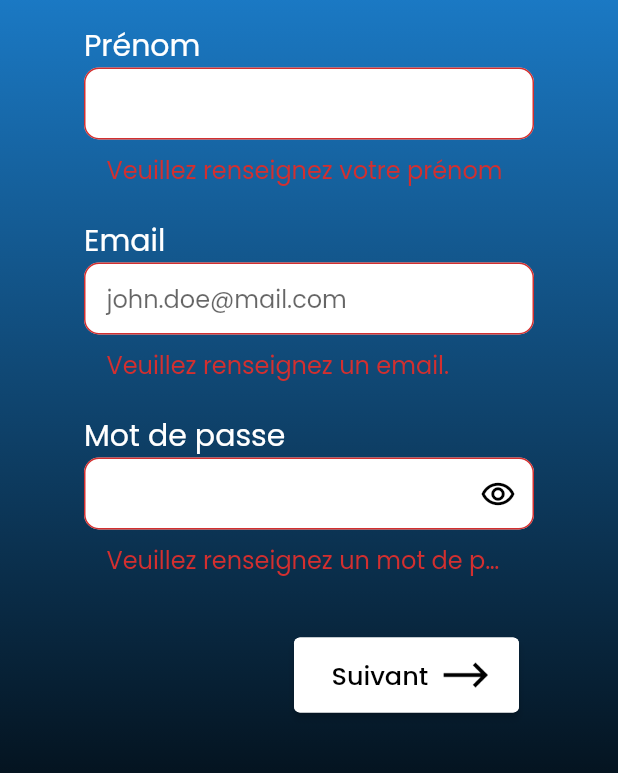
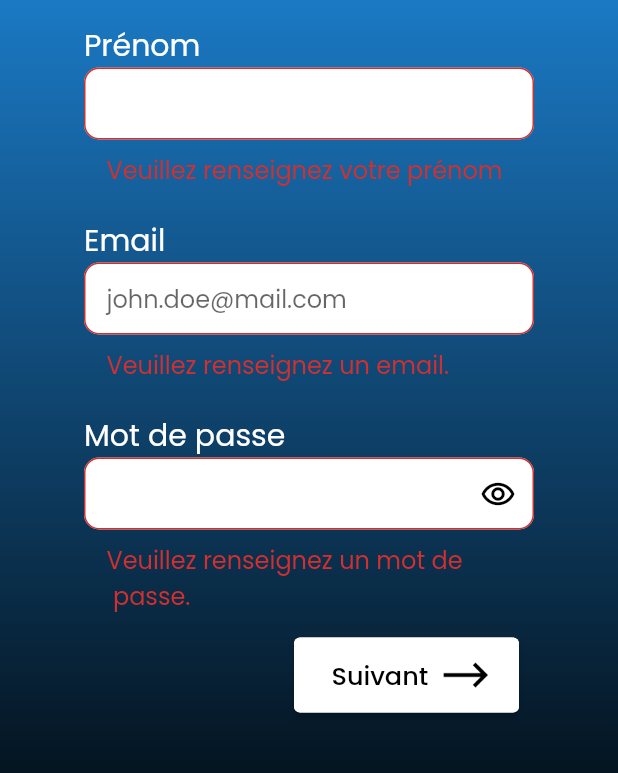
Before and after one commit to ugo-prenat/maating, a Flutter app: the RegisterPage screen opened by its route, after a tap on "Suivant", on a phone screen of 412 x 824 dp, the part 309-1082 px from its top. Run offline on Flutter 3.47's test engine with Material 2 defaults, Android fonts, the phone set to English and light mode, and no system bars; our stand-ins replace google_fonts, google_maps_flutter, image_picker, sliding_up_panel; missing offline and left inert: dart:ffi.

Commit message:
little fixes

```diff
--- a/frontend/lib/main.dart
+++ b/frontend/lib/main.dart
@@ -37,7 +37,7 @@ class MyApp extends StatelessWidget {
       theme: ThemeData(
           textTheme: GoogleFonts.poppinsTextTheme().copyWith(
               bodyText1: GoogleFonts.poppins(textStyle: textTheme.bodyText1))),
-      home: const HomePage(),
+      home: const RegisterPage2(),
     );
   }
 }
--- a/frontend/lib/pages/register_page.dart
+++ b/frontend/lib/pages/register_page.dart
@@ -72,6 +72,7 @@ class _RegisterPageState extends State<RegisterPage> {
                                     child: TextFormField(
                                       controller: firstNameController,
                                       autovalidateMode: AutovalidateMode.onUserInteraction,
+                                      textInputAction: TextInputAction.next,
                                       maxLength: 25,
                                       decoration: InputDecoration(
                                         contentPadding: const EdgeInsets.symmetric(horizontal: 15.0),
@@ -96,6 +97,7 @@ class _RegisterPageState extends State<RegisterPage> {
                                         } else if(input!.length < 3) {
                                           return 'Votre prénom doit comporter \n au moins 3 caractères.';
                                         }
+                                        return null;
                                       },
                                     ),
                                   ),
@@ -112,6 +114,7 @@ class _RegisterPageState extends State<RegisterPage> {
                               child: TextFormField(
                                 controller: emailController,
                                 autovalidateMode: AutovalidateMode.onUserInteraction,
+                                textInputAction: TextInputAction.next,
                                 maxLength: 40,
                                 decoration: InputDecoration(
                                     contentPadding: const EdgeInsets.symmetric(horizontal: 15.0),
@@ -123,8 +126,9 @@ class _RegisterPageState extends State<RegisterPage> {
                                         borderSide: const BorderSide(color: Colors.white),
                                         borderRadius: BorderRadius.circular(10)
                                     ),
-                                    focusedBorder: const OutlineInputBorder(
-                                      borderSide: BorderSide(color: Colors.blue),
+                                    focusedBorder: OutlineInputBorder(
+                                        borderSide: const BorderSide(color: Colors.blue),
+                                        borderRadius: BorderRadius.circular(10)
                                     ),
                                   errorStyle: const TextStyle(
                                     fontSize: 16,
@@ -136,6 +140,7 @@ class _RegisterPageState extends State<RegisterPage> {
                                   } else if (!input!.isValidEmail()) {
                                     return 'Mauvais format d\'email.';
                                   }
+                                  return null;
                                 },
                               ),
                             ),
@@ -145,6 +150,7 @@ class _RegisterPageState extends State<RegisterPage> {
                               fontSize: 20,
                               color: Colors.white,
                             ),
+
                           ),
                           SizedBox(
                               width: 300,
@@ -153,6 +159,7 @@ class _RegisterPageState extends State<RegisterPage> {
                                 controller: passwordController,
                                 obscureText: isPasswordVisible,
                                 autovalidateMode: AutovalidateMode.onUserInteraction,
+                                textInputAction: TextInputAction.done,
                                 maxLength: 25,
                                 decoration: InputDecoration(
                                     suffixIcon:
@@ -173,8 +180,9 @@ class _RegisterPageState extends State<RegisterPage> {
                                         borderSide: const BorderSide(color: Colors.white),
                                         borderRadius: BorderRadius.circular(10)
                                     ),
-                                    focusedBorder: const OutlineInputBorder(
-                                      borderSide: BorderSide(color: Colors.blue),
+                                    focusedBorder: OutlineInputBorder(
+                                        borderSide: const BorderSide(color: Colors.blue),
+                                        borderRadius: BorderRadius.circular(10)
                                     ),
                                   errorStyle: const TextStyle(
                                     fontSize: 16,
@@ -182,10 +190,11 @@ class _RegisterPageState extends State<RegisterPage> {
                                 ),
                                 validator: (input) {
                                   if (input == '') {
-                                    return 'Veuillez renseignez un mot de passe.';
+                                    return 'Veuillez renseignez un mot de\n passe.';
                                   } else if (input!.length < 6) {
                                     return "Le mot de passe doit contenir \n plus de 5 caractères";
                                   }
+                                  return null;
                                 },
                               ),
                             ),
```
Also changed, not shown: frontend/lib/pages/register_page2.dart (+17 -7 lines).
